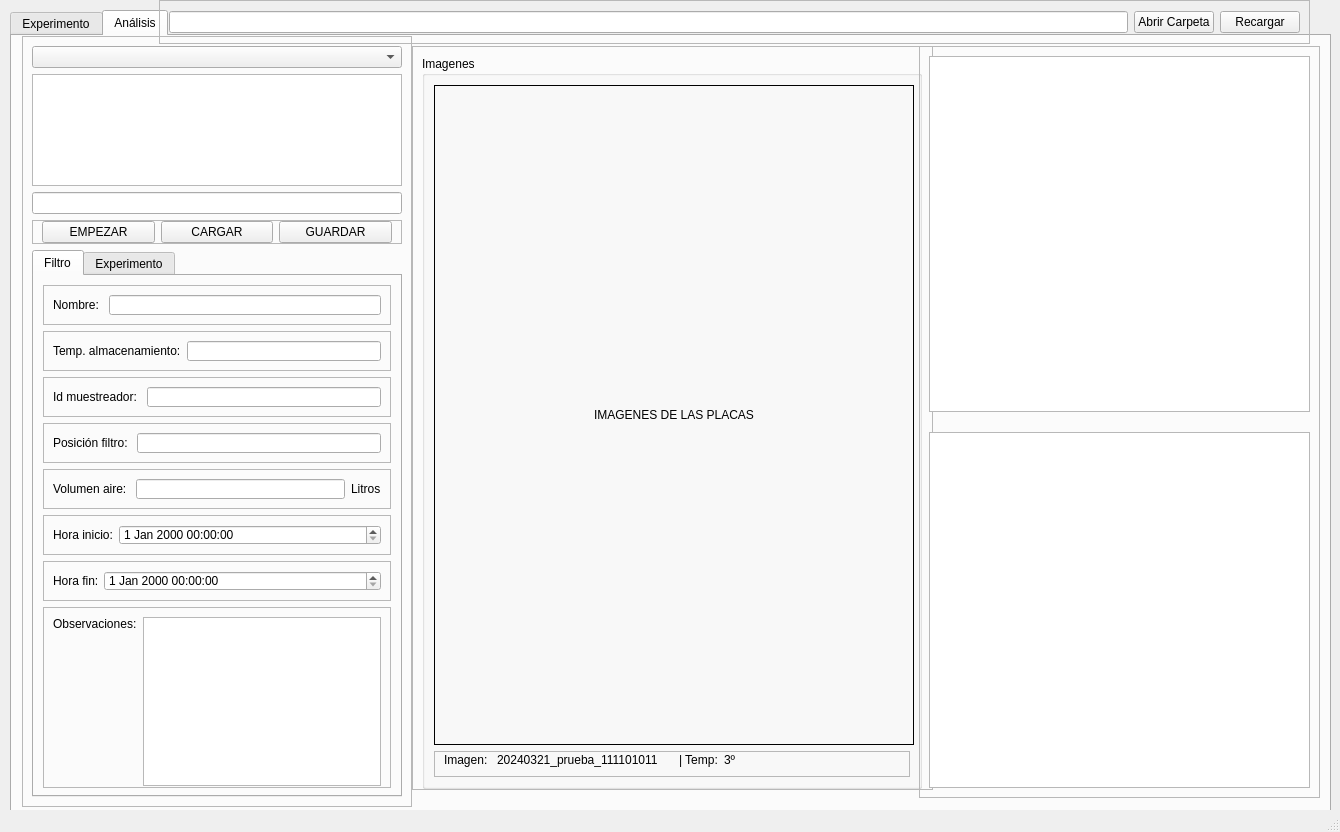
This is interfaz/GUI-UI/v1-interfaz.ui in tigre437/interfaz-V0.1 as Qt 5 draws it before an edit. The edited form follows.
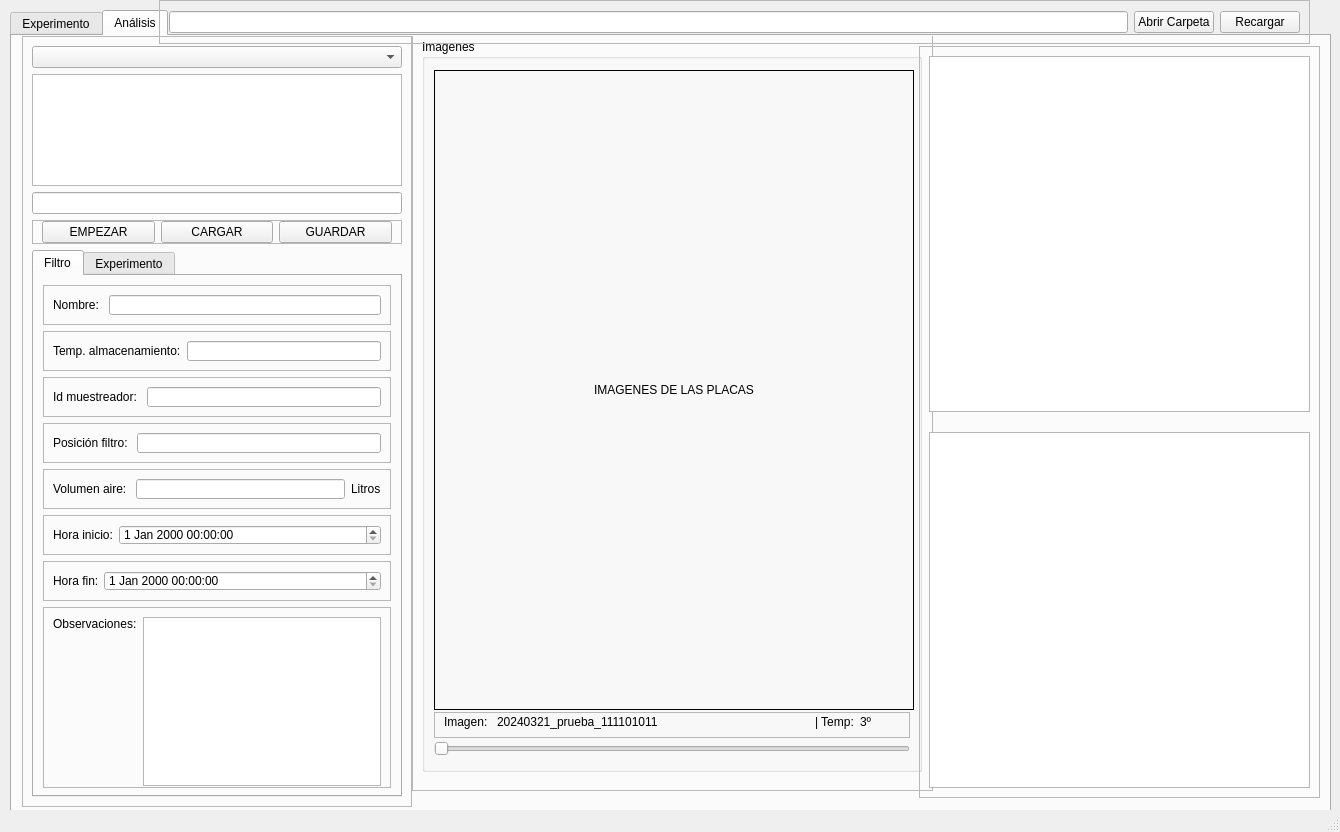
This is the edited form. The open tabs and pages were chosen to show the change. Icons and pictures are not drawn.

The edit to the form file:
```diff
--- a/interfaz/GUI-UI/v1-interfaz.ui
+++ b/interfaz/GUI-UI/v1-interfaz.ui
@@ -2920,9 +2920,9 @@
       <property name="geometry">
        <rect>
         <x>400</x>
-        <y>10</y>
+        <y>-16</y>
         <width>521</width>
-        <height>744</height>
+        <height>771</height>
        </rect>
       </property>
       <property name="minimumSize">
@@ -2934,7 +2934,7 @@
       <property name="maximumSize">
        <size>
         <width>550</width>
-        <height>745</height>
+        <height>779</height>
        </size>
       </property>
       <property name="frameShape">
@@ -2962,6 +2962,9 @@
           <string>Imagenes</string>
          </property>
          <layout class="QVBoxLayout" name="verticalLayout_16">
+          <property name="spacing">
+           <number>0</number>
+          </property>
           <item>
            <widget class="QLabel" name="MostrarPlacaA">
             <property name="minimumSize">
@@ -2973,7 +2976,7 @@
             <property name="maximumSize">
              <size>
               <width>312</width>
-              <height>720</height>
+              <height>640</height>
              </size>
             </property>
             <property name="layoutDirection">
@@ -3013,10 +3016,16 @@
              </property>
              <item>
               <widget class="QLabel" name="label_66">
+               <property name="minimumSize">
+                <size>
+                 <width>0</width>
+                 <height>17</height>
+                </size>
+               </property>
                <property name="maximumSize">
                 <size>
                  <width>47</width>
-                 <height>16777215</height>
+                 <height>21</height>
                 </size>
                </property>
                <property name="text">
@@ -3026,6 +3035,12 @@
              </item>
              <item>
               <widget class="QLabel" name="lblImagenA">
+               <property name="minimumSize">
+                <size>
+                 <width>0</width>
+                 <height>17</height>
+                </size>
+               </property>
                <property name="text">
                 <string>20240321_prueba_111101011</string>
                </property>
@@ -3033,6 +3048,12 @@
              </item>
              <item>
               <widget class="QLabel" name="label_67">
+               <property name="minimumSize">
+                <size>
+                 <width>0</width>
+                 <height>17</height>
+                </size>
+               </property>
                <property name="maximumSize">
                 <size>
                  <width>39</width>
@@ -3046,6 +3067,18 @@
              </item>
              <item>
               <widget class="QLabel" name="lblTempA">
+               <property name="minimumSize">
+                <size>
+                 <width>0</width>
+                 <height>17</height>
+                </size>
+               </property>
+               <property name="maximumSize">
+                <size>
+                 <width>40</width>
+                 <height>16777215</height>
+                </size>
+               </property>
                <property name="text">
                 <string>3º</string>
                </property>
@@ -3054,6 +3087,25 @@
             </layout>
            </widget>
           </item>
+          <item>
+           <widget class="QSlider" name="sliderFotos">
+            <property name="minimumSize">
+             <size>
+              <width>0</width>
+              <height>18</height>
+             </size>
+            </property>
+            <property name="maximumSize">
+             <size>
+              <width>16777215</width>
+              <height>18</height>
+             </size>
+            </property>
+            <property name="orientation">
+             <enum>Qt::Horizontal</enum>
+            </property>
+           </widget>
+          </item>
          </layout>
         </widget>
        </item>
```
Left out of the diff: 2 changed lines with no effect on the pictures.
